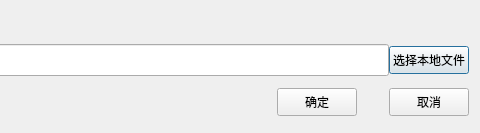
First picture: the form in src/Widget/SetVideoUrlDialog.ui, repository Kaneleo/Bilibili-Karaoke, before the edit; both pictures show x 351 to 831 and y 0 to 133 of the 831 by 133 pixel window.
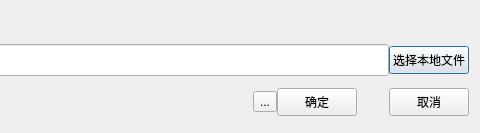
Second picture: the form after the edit.

What changed in the file:
```diff
--- a/src/Widget/SetVideoUrlDialog.ui
+++ b/src/Widget/SetVideoUrlDialog.ui
@@ -121,6 +121,13 @@
        </property>
       </spacer>
      </item>
+     <item>
+      <widget class="QToolButton" name="toolButton">
+       <property name="text">
+        <string>...</string>
+       </property>
+      </widget>
+     </item>
      <item>
       <widget class="QPushButton" name="pushButton">
        <property name="minimumSize">
```
